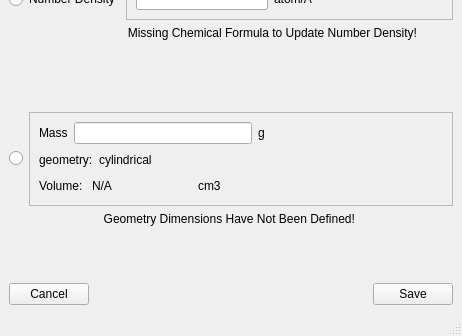
Before: the Qt Designer form addie/ui/mass_density.ui in neutrons/addie, drawn with Qt 5; both pictures show x 0 to 462 and y 166 to 502 of the 462 by 502 pixel window.
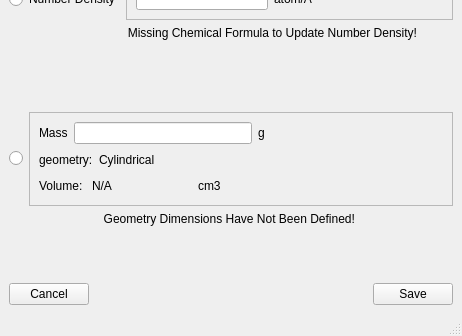
After: the same form once the commit is applied.

Patch:
```diff
--- a/addie/ui/mass_density.ui
+++ b/addie/ui/mass_density.ui
@@ -286,7 +286,7 @@
              <item>
               <widget class="QLabel" name="geometry_label">
                <property name="text">
-                <string>cylindrical</string>
+                <string>Cylindrical</string>
                </property>
               </widget>
              </item>
```
